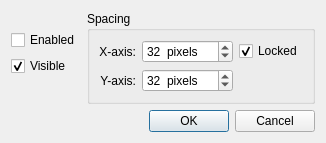
Old version of the form ui/canvas_grid_dialog.ui in the repository enjoysmath/abstract-spacecraft.
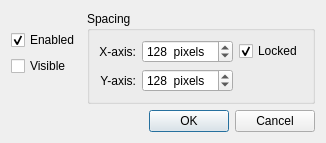
New version of the form. Icons and pictures are not drawn.

```diff
--- a/ui/canvas_grid_dialog.ui
+++ b/ui/canvas_grid_dialog.ui
@@ -6,8 +6,8 @@
    <rect>
     <x>0</x>
     <y>0</y>
-    <width>284</width>
-    <height>126</height>
+    <width>298</width>
+    <height>134</height>
    </rect>
   </property>
   <property name="windowTitle">
@@ -27,7 +27,7 @@
       <string>Enabled</string>
      </property>
      <property name="checked">
-      <bool>false</bool>
+      <bool>true</bool>
      </property>
     </widget>
    </item>
@@ -68,7 +68,7 @@
          <number>4</number>
         </property>
         <property name="value">
-         <number>32</number>
+         <number>128</number>
         </property>
        </widget>
       </item>
@@ -113,7 +113,7 @@
          <number>4</number>
         </property>
         <property name="value">
-         <number>32</number>
+         <number>128</number>
         </property>
        </widget>
       </item>
@@ -126,7 +126,7 @@
       <string>Visible</string>
      </property>
      <property name="checked">
-      <bool>true</bool>
+      <bool>false</bool>
      </property>
     </widget>
    </item>
```
Left out of the diff: 4 changed lines with no effect on the pictures.
